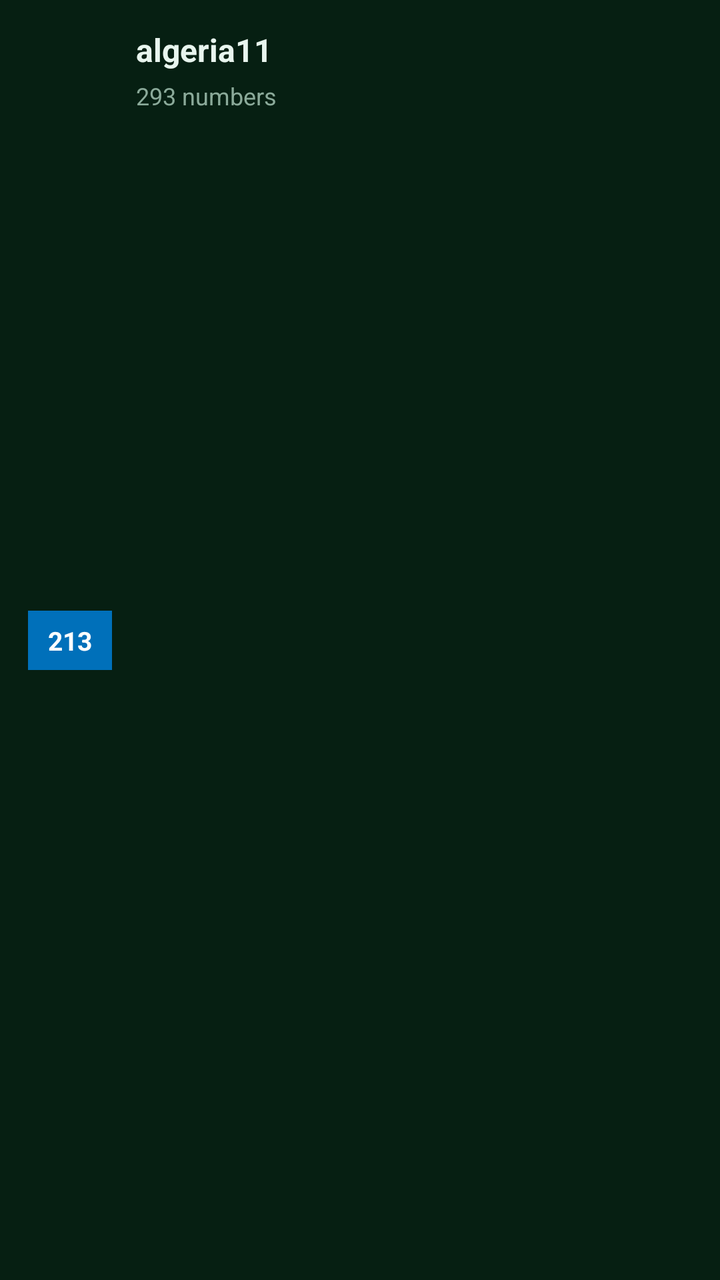
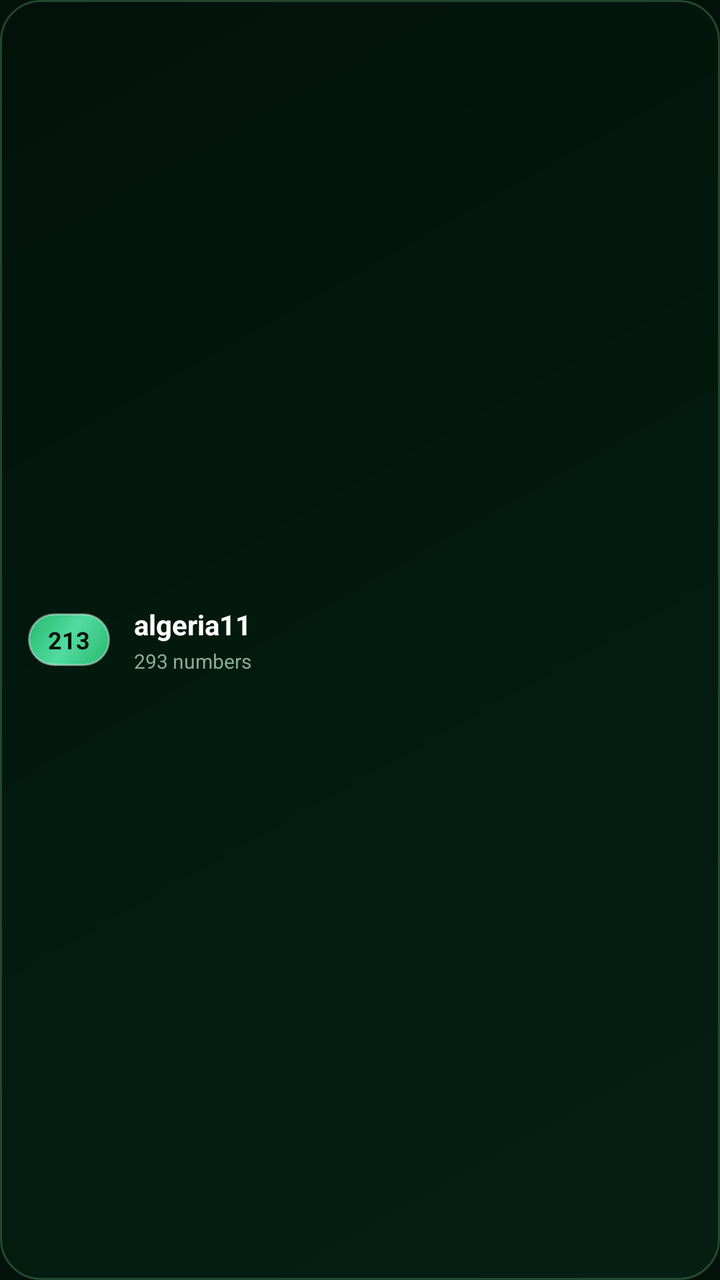

An Android layout rendered at two revisions. The XML below is the earlier revision; the diff shows what the commit changed to produce the second picture.
<!-- AndroidManifest.xml: application theme Theme.RealEarnPayPal -->
<!-- res/layout/item_prefix_file.xml -->
<?xml version="1.0" encoding="utf-8"?>
<androidx.constraintlayout.widget.ConstraintLayout
    xmlns:android="http://schemas.android.com/apk/res/android"
    xmlns:app="http://schemas.android.com/apk/res-auto"
    android:layout_width="match_parent"
    android:layout_height="wrap_content"
    android:layout_marginBottom="8dp"
    android:padding="14dp"
    android:background="@color/bg_card">

    
    <TextView
        android:id="@+id/tvPrefix"
        android:layout_width="wrap_content"
        android:layout_height="wrap_content"
        android:background="@color/paypal_blue"
        android:paddingHorizontal="10dp"
        android:paddingVertical="6dp"
        android:text="213"
        android:textColor="@color/white"
        android:textSize="13sp"
        android:textStyle="bold"
        app:layout_constraintTop_toTopOf="parent"
        app:layout_constraintBottom_toBottomOf="parent"
        app:layout_constraintStart_toStartOf="parent" />

    
    <TextView
        android:id="@+id/tvFileName"
        android:layout_width="0dp"
        android:layout_height="wrap_content"
        android:layout_marginStart="12dp"
        android:text="algeria11"
        android:textColor="@color/text_light"
        android:textSize="16sp"
        android:textStyle="bold"
        app:layout_constraintTop_toTopOf="parent"
        app:layout_constraintStart_toEndOf="@id/tvPrefix"
        app:layout_constraintEnd_toEndOf="parent" />

    
    <TextView
        android:id="@+id/tvCount"
        android:layout_width="0dp"
        android:layout_height="wrap_content"
        android:layout_marginStart="12dp"
        android:layout_marginTop="4dp"
        android:text="293 numbers"
        android:textColor="@color/text_dim"
        android:textSize="12sp"
        app:layout_constraintTop_toBottomOf="@id/tvFileName"
        app:layout_constraintStart_toEndOf="@id/tvPrefix"
        app:layout_constraintEnd_toEndOf="parent" />

</androidx.constraintlayout.widget.ConstraintLayout>
<!-- resources referenced by this layout -->
<resources>
  <color name="bg_card">#FF061F12</color>
  <color name="paypal_blue">#FF0070BA</color>
  <color name="text_dim">#FF8BAA9A</color>
  <color name="text_light">#FFE8F5EE</color>
  <color name="white">#FFFFFFFF</color>
  <style name="Theme.RealEarnPayPal" parent="Theme.MaterialComponents.NoActionBar">
          <item name="colorPrimary">@color/vip_emerald</item>
          <item name="colorPrimaryVariant">@color/vip_emerald_dark</item>
          <item name="colorOnPrimary">@color/white</item>
          <item name="colorSecondary">@color/vip_gold</item>
          <item name="colorOnSecondary">@color/black</item>
          <item name="android:statusBarColor">@color/bg_dark</item>
          <item name="android:navigationBarColor">@color/bg_dark</item>
          <item name="android:windowBackground">@color/bg_dark</item>
          <item name="android:textColorPrimary">@color/text_light</item>
          <item name="android:textColorSecondary">@color/text_dim</item>
      </style>
  <color name="vip_emerald">#FF27B86E</color>
  <color name="vip_emerald_dark">#FF168A50</color>
  <color name="vip_gold">#FFE6C15A</color>
  <color name="black">#FF000000</color>
  <color name="bg_dark">#FF02120A</color>
</resources>

<!-- the commit's change to res/layout/item_prefix_file.xml (unified diff, before → after) -->
@@ -1,55 +1,49 @@
 <?xml version="1.0" encoding="utf-8"?>
-<androidx.constraintlayout.widget.ConstraintLayout
-    xmlns:android="http://schemas.android.com/apk/res/android"
-    xmlns:app="http://schemas.android.com/apk/res-auto"
+<LinearLayout xmlns:android="http://schemas.android.com/apk/res/android"
     android:layout_width="match_parent"
     android:layout_height="wrap_content"
+    android:orientation="horizontal"
+    android:padding="14dp"
     android:layout_marginBottom="8dp"
-    android:padding="14dp"
-    android:background="@color/bg_card">
+    android:background="@drawable/bg_vip_card"
+    android:gravity="center_vertical">
 
-    
     <TextView
         android:id="@+id/tvPrefix"
         android:layout_width="wrap_content"
         android:layout_height="wrap_content"
-        android:background="@color/paypal_blue"
+        android:background="@drawable/bg_vip_button_primary"
         android:paddingHorizontal="10dp"
-        android:paddingVertical="6dp"
+        android:paddingVertical="5dp"
         android:text="213"
-        android:textColor="@color/white"
-        android:textSize="13sp"
-        android:textStyle="bold"
-        app:layout_constraintTop_toTopOf="parent"
-        app:layout_constraintBottom_toBottomOf="parent"
-        app:layout_constraintStart_toStartOf="parent" />
+        android:textColor="@color/bg_dark"
+        android:textSize="12sp"
+        android:textStyle="bold" />
 
-    
-    <TextView
-        android:id="@+id/tvFileName"
+    <LinearLayout
         android:layout_width="0dp"
         android:layout_height="wrap_content"
+        android:layout_weight="1"
         android:layout_marginStart="12dp"
-        android:text="algeria11"
-        android:textColor="@color/text_light"
-        android:textSize="16sp"
-        android:textStyle="bold"
-        app:layout_constraintTop_toTopOf="parent"
-        app:layout_constraintStart_toEndOf="@id/tvPrefix"
-        app:layout_constraintEnd_toEndOf="parent" />
+        android:orientation="vertical">
 
-    
-    <TextView
-        android:id="@+id/tvCount"
-        android:layout_width="0dp"
-        android:layout_height="wrap_content"
-        android:layout_marginStart="12dp"
-        android:layout_marginTop="4dp"
-        android:text="293 numbers"
-        android:textColor="@color/text_dim"
-        android:textSize="12sp"
-        app:layout_constraintTop_toBottomOf="@id/tvFileName"
-        app:layout_constraintStart_toEndOf="@id/tvPrefix"
-        app:layout_constraintEnd_toEndOf="parent" />
+        <TextView
+            android:id="@+id/tvFileName"
+            android:layout_width="wrap_content"
+            android:layout_height="wrap_content"
+            android:text="algeria11"
+            android:textColor="@color/white"
+            android:textSize="14sp"
+            android:textStyle="bold" />
 
-</androidx.constraintlayout.widget.ConstraintLayout>
+        <TextView
+            android:id="@+id/tvCount"
+            android:layout_width="wrap_content"
+            android:layout_height="wrap_content"
+            android:layout_marginTop="2dp"
+            android:text="293 numbers"
+            android:textColor="@color/text_dim"
+            android:textSize="10sp" />
+    </LinearLayout>
+
+</LinearLayout>
<!-- resource entries referenced after the edit -->
@@ -1,10 +1,30 @@
 <!-- resources referenced by this layout -->
 <resources>
-  <color name="bg_card">#FF061F12</color>
-  <color name="paypal_blue">#FF0070BA</color>
   <color name="text_dim">#FF8BAA9A</color>
   <color name="text_light">#FFE8F5EE</color>
   <color name="white">#FFFFFFFF</color>
+  <!-- drawable bg_vip_button_primary (drawable) -->
+  <?xml version="1.0" encoding="utf-8"?>
+  <shape xmlns:android="http://schemas.android.com/apk/res/android" android:shape="rectangle">
+      <gradient
+          android:startColor="#27B86E"
+          android:centerColor="#52DBA0"
+          android:endColor="#27B86E"
+          android:angle="135" />
+      <corners android:radius="20dp" />
+      <stroke android:width="1dp" android:color="#66FFFFFF" />
+  </shape>
+  <!-- drawable bg_vip_card (drawable) -->
+  <?xml version="1.0" encoding="utf-8"?>
+  <shape xmlns:android="http://schemas.android.com/apk/res/android" android:shape="rectangle">
+      <gradient
+          android:startColor="#061F12"
+          android:centerColor="#031A0E"
+          android:endColor="#02120A"
+          android:angle="135" />
+      <corners android:radius="20dp" />
+      <stroke android:width="1dp" android:color="#4082DBA0" />
+  </shape>
   <style name="Theme.RealEarnPayPal" parent="Theme.MaterialComponents.NoActionBar">
           <item name="colorPrimary">@color/vip_emerald</item>
           <item name="colorPrimaryVariant">@color/vip_emerald_dark</item>
